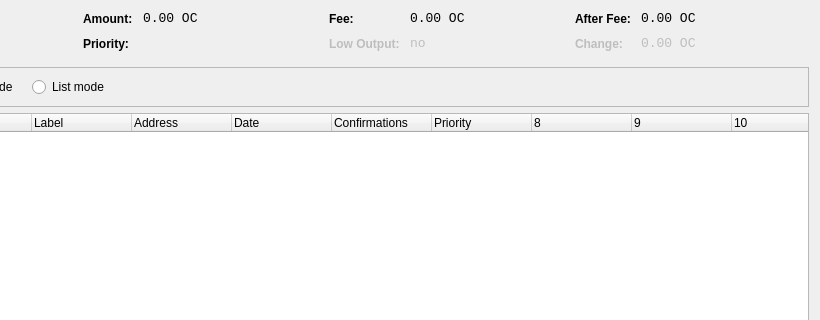
Old version of the form src/qt/forms/coincontroldialog.ui in the repository sherlockcoin/Orangecoin; both pictures show x 180 to 1000 and y 0 to 320 of the 1000 by 500 pixel window.
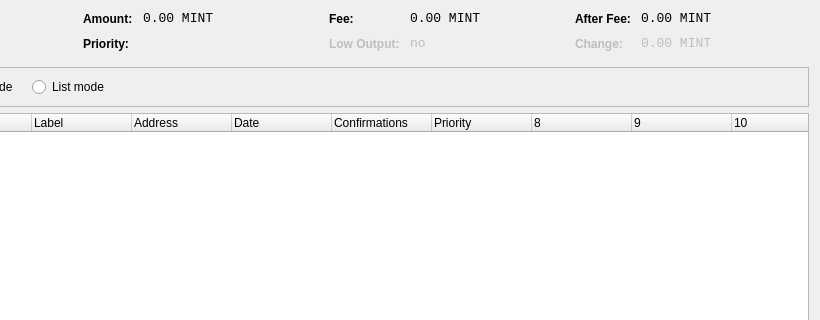
New version of the form. Custom widgets are drawn as their Qt base class.

What changed in the file:
```diff
--- a/src/qt/forms/coincontroldialog.ui
+++ b/src/qt/forms/coincontroldialog.ui
@@ -141,7 +141,7 @@
           <enum>Qt::ActionsContextMenu</enum>
          </property>
          <property name="text">
-          <string>0.00 OC</string>
+          <string>0.00 MINT</string>
          </property>
          <property name="textInteractionFlags">
           <set>Qt::LinksAccessibleByMouse|Qt::TextSelectableByKeyboard|Qt::TextSelectableByMouse</set>
@@ -221,7 +221,7 @@
           <enum>Qt::ActionsContextMenu</enum>
          </property>
          <property name="text">
-          <string>0.00 OC</string>
+          <string>0.00 MINT</string>
          </property>
          <property name="textInteractionFlags">
           <set>Qt::LinksAccessibleByMouse|Qt::TextSelectableByKeyboard|Qt::TextSelectableByMouse</set>
@@ -307,7 +307,7 @@
           <enum>Qt::ActionsContextMenu</enum>
          </property>
          <property name="text">
-          <string>0.00 OC</string>
+          <string>0.00 MINT</string>
          </property>
          <property name="textInteractionFlags">
           <set>Qt::LinksAccessibleByMouse|Qt::TextSelectableByKeyboard|Qt::TextSelectableByMouse</set>
@@ -345,7 +345,7 @@
           <enum>Qt::ActionsContextMenu</enum>
          </property>
          <property name="text">
-          <string>0.00 OC</string>
+          <string>0.00 MINT</string>
          </property>
          <property name="textInteractionFlags">
           <set>Qt::LinksAccessibleByMouse|Qt::TextSelectableByKeyboard|Qt::TextSelectableByMouse</set>
```
